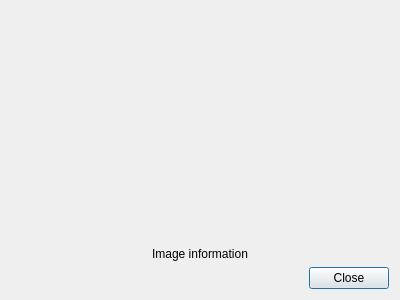
Qt form dialogshowimage.ui (horsicq/archive_widget) before a commit.
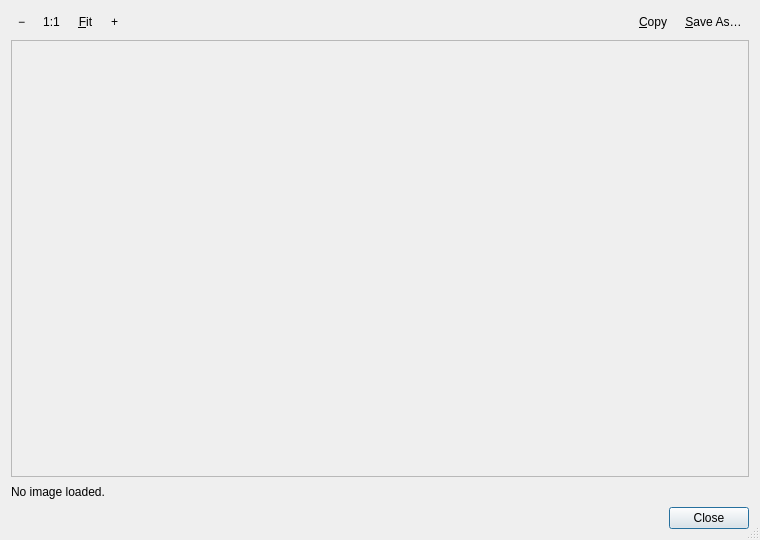
The same form after that commit.

Commit message: refactor: enhance image dialog with zoom, copy, and save features

Patch:
```diff
--- a/dialogshowimage.ui
+++ b/dialogshowimage.ui
@@ -9,44 +9,91 @@
    <rect>
     <x>0</x>
     <y>0</y>
-    <width>400</width>
-    <height>300</height>
+    <width>760</width>
+    <height>540</height>
    </rect>
   </property>
+  <property name="minimumSize">
+   <size>
+    <width>520</width>
+    <height>340</height>
+   </size>
+  </property>
   <property name="windowTitle">
    <string>Image</string>
   </property>
+  <property name="sizeGripEnabled">
+   <bool>true</bool>
+  </property>
   <property name="modal">
    <bool>true</bool>
   </property>
   <layout class="QVBoxLayout" name="verticalLayout">
+   <property name="spacing">
+    <number>8</number>
+   </property>
    <item>
-    <widget class="QLabel" name="labelImage">
-     <property name="sizePolicy">
-      <sizepolicy hsizetype="Expanding" vsizetype="Expanding">
-       <horstretch>0</horstretch>
-       <verstretch>0</verstretch>
-      </sizepolicy>
+    <layout class="QHBoxLayout" name="horizontalLayoutTools">
+     <property name="spacing">
+      <number>4</number>
      </property>
-     <property name="text">
-      <string/>
-     </property>
-    </widget>
-   </item>
-   <item>
-    <widget class="QLabel" name="labelInfo">
-     <property name="text">
-      <string>Image information</string>
-     </property>
-     <property name="alignment">
-      <set>Qt::AlignCenter</set>
-     </property>
-    </widget>
-   </item>
-   <item>
-    <layout class="QHBoxLayout" name="horizontalLayout">
      <item>
-      <spacer name="horizontalSpacer">
+      <widget class="QToolButton" name="toolButtonZoomOut">
+       <property name="accessibleName">
+        <string>Zoom out</string>
+       </property>
+       <property name="text">
+        <string>−</string>
+       </property>
+       <property name="autoRaise">
+        <bool>true</bool>
+       </property>
+      </widget>
+     </item>
+     <item>
+      <widget class="QToolButton" name="toolButtonActualSize">
+       <property name="accessibleName">
+        <string>Actual size</string>
+       </property>
+       <property name="text">
+        <string>1:1</string>
+       </property>
+       <property name="autoRaise">
+        <bool>true</bool>
+       </property>
+      </widget>
+     </item>
+     <item>
+      <widget class="QToolButton" name="toolButtonFit">
+       <property name="accessibleName">
+        <string>Fit to window</string>
+       </property>
+       <property name="text">
+        <string>&amp;Fit</string>
+       </property>
+       <property name="autoRaise">
+        <bool>true</bool>
+       </property>
+       <property name="toolButtonStyle">
+        <enum>Qt::ToolButtonTextOnly</enum>
+       </property>
+      </widget>
+     </item>
+     <item>
+      <widget class="QToolButton" name="toolButtonZoomIn">
+       <property name="accessibleName">
+        <string>Zoom in</string>
+       </property>
+       <property name="text">
+        <string>+</string>
+       </property>
+       <property name="autoRaise">
+        <bool>true</bool>
+       </property>
+      </widget>
+     </item>
+     <item>
+      <spacer name="horizontalSpacerTools">
        <property name="orientation">
         <enum>Qt::Horizontal</enum>
        </property>
@@ -59,14 +106,106 @@
       </spacer>
      </item>
      <item>
-      <widget class="QPushButton" name="pushButtonClose">
+      <widget class="QToolButton" name="toolButtonCopy">
+       <property name="accessibleName">
+        <string>Copy image</string>
+       </property>
        <property name="text">
-        <string>Close</string>
+        <string>&amp;Copy</string>
+       </property>
+       <property name="autoRaise">
+        <bool>true</bool>
+       </property>
+       <property name="toolButtonStyle">
+        <enum>Qt::ToolButtonTextOnly</enum>
+       </property>
+      </widget>
+     </item>
+     <item>
+      <widget class="QToolButton" name="toolButtonSaveAs">
+       <property name="accessibleName">
+        <string>Save image as</string>
+       </property>
+       <property name="text">
+        <string>&amp;Save As…</string>
+       </property>
+       <property name="autoRaise">
+        <bool>true</bool>
+       </property>
+       <property name="toolButtonStyle">
+        <enum>Qt::ToolButtonTextOnly</enum>
        </property>
       </widget>
      </item>
     </layout>
    </item>
+   <item>
+    <widget class="QScrollArea" name="scrollAreaImage">
+     <property name="sizePolicy">
+      <sizepolicy hsizetype="Expanding" vsizetype="Expanding">
+       <horstretch>1</horstretch>
+       <verstretch>1</verstretch>
+      </sizepolicy>
+     </property>
+     <property name="focusPolicy">
+      <enum>Qt::StrongFocus</enum>
+     </property>
+     <property name="alignment">
+      <set>Qt::AlignCenter</set>
+     </property>
+     <property name="widgetResizable">
+      <bool>false</bool>
+     </property>
+     <widget class="QLabel" name="labelImage">
+      <property name="geometry">
+       <rect>
+        <x>0</x>
+        <y>0</y>
+        <width>100</width>
+        <height>100</height>
+       </rect>
+      </property>
+      <property name="minimumSize">
+       <size>
+        <width>1</width>
+        <height>1</height>
+       </size>
+      </property>
+      <property name="text">
+       <string/>
+      </property>
+      <property name="alignment">
+       <set>Qt::AlignCenter</set>
+      </property>
+      <property name="contextMenuPolicy">
+       <enum>Qt::DefaultContextMenu</enum>
+      </property>
+     </widget>
+    </widget>
+   </item>
+   <item>
+    <widget class="QLabel" name="labelInfo">
+     <property name="text">
+      <string>No image loaded.</string>
+     </property>
+     <property name="wordWrap">
+      <bool>true</bool>
+     </property>
+     <property name="textInteractionFlags">
+      <set>Qt::TextSelectableByKeyboard|Qt::TextSelectableByMouse</set>
+     </property>
+    </widget>
+   </item>
+   <item>
+    <widget class="QDialogButtonBox" name="buttonBox">
+     <property name="orientation">
+      <enum>Qt::Horizontal</enum>
+     </property>
+     <property name="standardButtons">
+      <set>QDialogButtonBox::Close</set>
+     </property>
+    </widget>
+   </item>
   </layout>
  </widget>
  <resources/>
```
Left out of the diff: 13 changed lines with no effect on the pictures. The commit also changes 3 other files.
